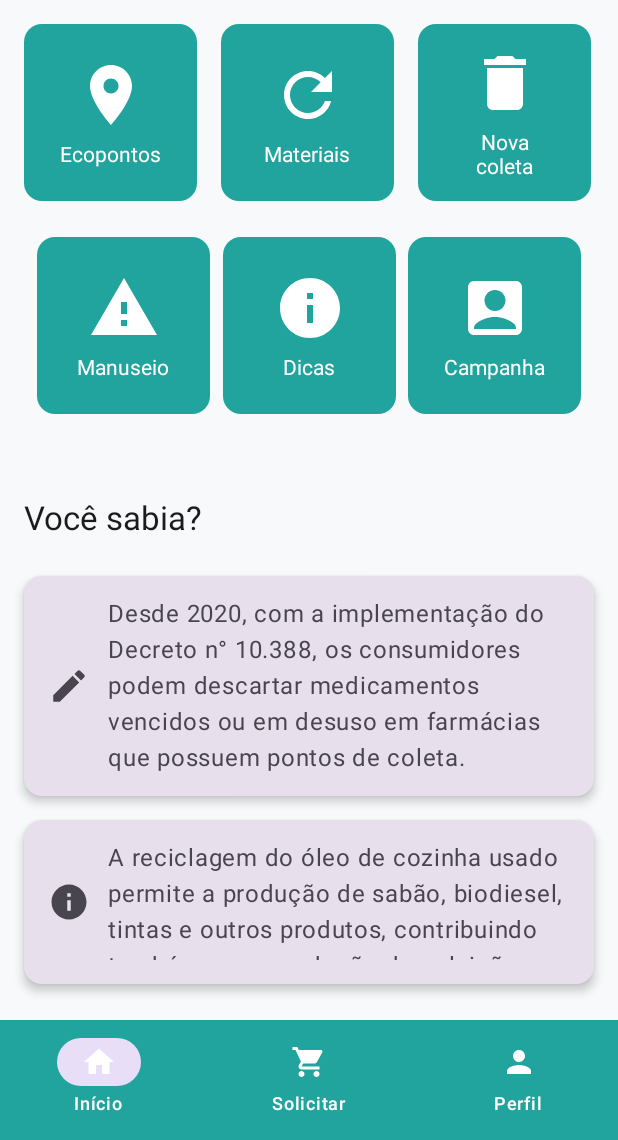
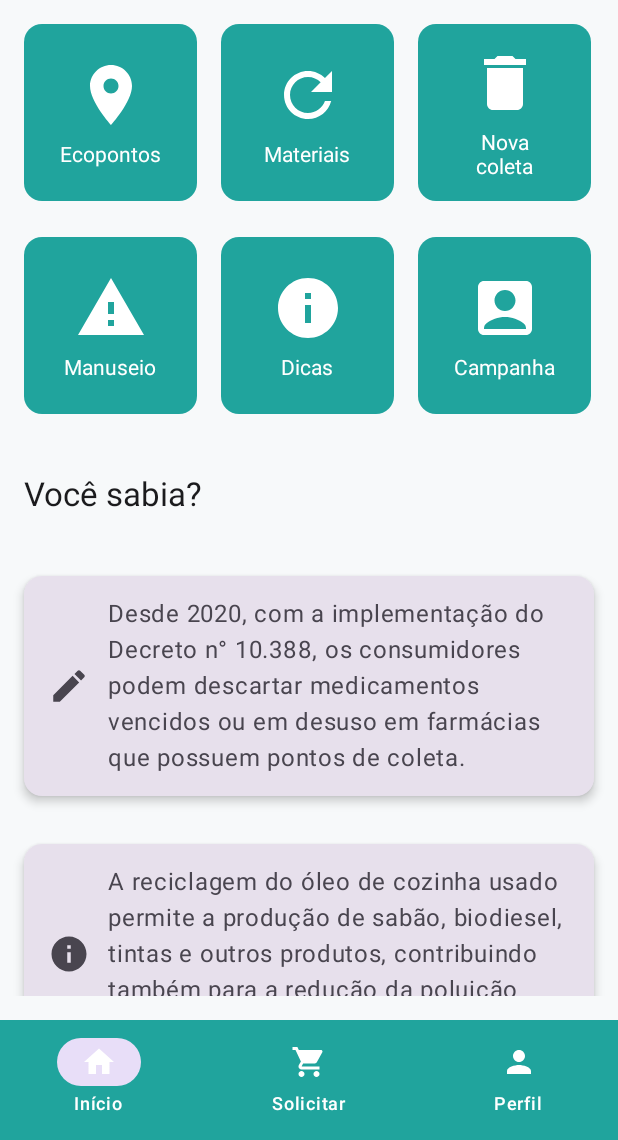
Before and after one commit to giseletoledo/ColetaCerta, an Android app built with Jetpack Compose: the screen it shows after launch (MainActivity), on a phone screen of 412 x 824 dp, the part 96-1236 px from its top. Run offline under Robolectric (Android 15) with nearby library versions, the phone set to English and light mode, and no system bars.

Commit message:
fix: modificando o layout para usar LazyColumn para scroll

```diff
--- a/app/src/main/java/br/com/androiddev/view/MainScreen.kt
+++ b/app/src/main/java/br/com/androiddev/view/MainScreen.kt
@@ -11,6 +11,7 @@ import androidx.compose.foundation.layout.height
 import androidx.compose.foundation.layout.padding
 import androidx.compose.foundation.layout.size
 import androidx.compose.foundation.layout.width
+import androidx.compose.foundation.lazy.LazyColumn
 import androidx.compose.material.icons.Icons
 import androidx.compose.material.icons.filled.AccountBox
 import androidx.compose.material.icons.filled.Create
@@ -53,16 +54,19 @@ fun MainScreen(navController: NavController) {
             BottomNavigationBar(navController = navController)
         }
     ) { paddingValues ->
-        Column(
+        // Use a LazyColumn to allow scrolling if content overflows
+        LazyColumn(
             modifier = Modifier
                 .padding(paddingValues)
                 .fillMaxSize()
-                .padding(16.dp)
+                .padding(16.dp),
+            verticalArrangement = Arrangement.spacedBy(16.dp) // Space between items
         ) {
+            item {
                 Row(
                     modifier = Modifier
                         .fillMaxWidth(),
-                horizontalArrangement = Arrangement.spacedBy(16.dp) // Ajuste de espaçamento entre os botões
+                    horizontalArrangement = Arrangement.spacedBy(16.dp)
                 ) {
                     RoundedButton(
                         icon = Icons.Default.LocationOn,
@@ -80,13 +84,13 @@ fun MainScreen(navController: NavController) {
                         onClick = { /* Ação para Nova coleta */ }
                     )
                 }
+            }
 
-            Spacer(modifier = Modifier.height(16.dp))
-
+            item {
                 Row(
                     modifier = Modifier
                         .fillMaxWidth(),
-                horizontalArrangement = Arrangement.SpaceEvenly
+                    horizontalArrangement = Arrangement.spacedBy(16.dp)
                 ) {
                     RoundedButton(
                         icon = Icons.Default.Warning,
@@ -104,13 +108,17 @@ fun MainScreen(navController: NavController) {
                         onClick = { /* Ação para Campanha */ }
                     )
                 }
+            }
 
-            Spacer(modifier = Modifier.height(32.dp))
+            item {
                 Text(
                     text = "Você sabia?",
                     style = MaterialTheme.typography.titleLarge,
                     modifier = Modifier.padding(vertical = 16.dp)
                 )
+            }
+
+            item {
                 Card(
                     modifier = Modifier
                         .fillMaxWidth()
@@ -136,7 +144,9 @@ fun MainScreen(navController: NavController) {
                         )
                     }
                 }
+            }
 
+            item {
                 Card(
                     modifier = Modifier
                         .fillMaxWidth()
@@ -151,7 +161,7 @@ fun MainScreen(navController: NavController) {
                     ) {
                         Icon(
                             imageVector = Icons.Default.Info,
-                        contentDescription = "simbolo de informações",
+                            contentDescription = "símbolo de informações",
                             modifier = Modifier
                                 .size(28.dp)
                         )
@@ -165,3 +175,4 @@ fun MainScreen(navController: NavController) {
             }
         }
     }
+}
```
Lines whose indentation alone changed are shown as unchanged.
